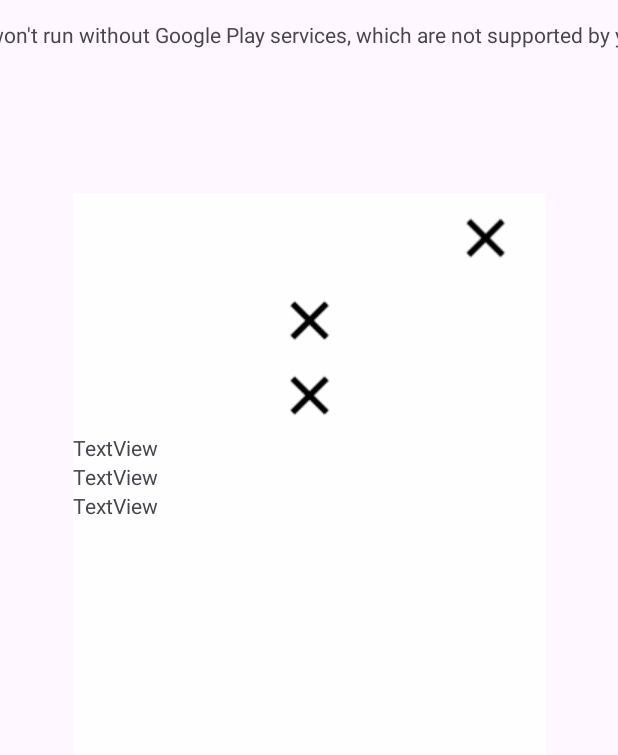
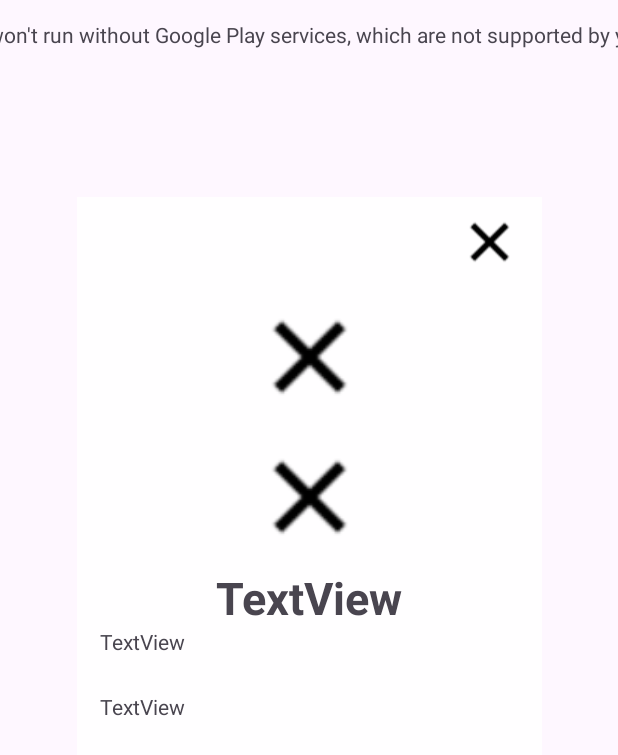
Before and after one commit to zarlorcode/WappNASA, an Android app: the screen it shows after launch (MainActivity), on a phone screen of 412 x 824 dp. Shown: the top 755 px of the screen. Run offline under Robolectric (Android 15) with nearby library versions, the phone set to English and light mode, and no system bars.

Commit message:
popup y zona1

```diff
--- a/app/src/main/res/layout/activity_main.xml
+++ b/app/src/main/res/layout/activity_main.xml
@@ -21,7 +21,8 @@
         app:layout_constraintHorizontal_bias="1.0"
         app:layout_constraintStart_toStartOf="parent"
         app:layout_constraintTop_toTopOf="parent"
-        app:layout_constraintVertical_bias="0.023" />
+        app:layout_constraintVertical_bias="0.023"
+        tools:visibility="invisible" />
 
     <fragment
         android:id="@+id/map"
@@ -42,12 +43,12 @@
 
     <RelativeLayout
         android:id="@+id/popup"
-        android:layout_width="315dp"
-        android:layout_height="567dp"
+        android:layout_width="310dp"
+        android:layout_height="611dp"
         android:layout_marginStart="159dp"
         android:layout_marginTop="250dp"
         android:layout_marginEnd="159dp"
-        android:layout_marginBottom="250dp"
+        android:layout_marginBottom="200dp"
         android:background="#D8FFFFFF"
         map:layout_constraintBottom_toBottomOf="parent"
         map:layout_constraintEnd_toEndOf="parent"
@@ -55,8 +56,8 @@
         map:layout_constraintTop_toTopOf="parent">
 
         <LinearLayout
-            android:layout_width="321dp"
-            android:layout_height="569dp"
+            android:layout_width="match_parent"
+            android:layout_height="match_parent"
             android:orientation="vertical">
 
             <LinearLayout
@@ -80,33 +81,39 @@
             <ImageView
                 android:id="@+id/imagenPrincipal"
                 android:layout_width="match_parent"
-                android:layout_height="wrap_content"
+                android:layout_height="93dp"
                 android:src="@drawable/cross"
                 map:srcCompat="@drawable/cross" />
 
             <ImageView
                 android:id="@+id/imagenMapa"
                 android:layout_width="match_parent"
-                android:layout_height="wrap_content"
+                android:layout_height="93dp"
                 android:src="@drawable/cross"
                 map:srcCompat="@drawable/cross" />
 
             <TextView
-                android:id="@+id/textView"
+                android:id="@+id/nombre"
                 android:layout_width="match_parent"
-                android:layout_height="wrap_content"
+                android:layout_height="40dp"
+                android:gravity="center"
+                android:text="TextView"
+                android:textSize="30sp"
+                android:textStyle="bold" />
+
+            <TextView
+                android:id="@+id/estado"
+                android:layout_width="match_parent"
+                android:layout_height="43dp"
+                android:layout_marginLeft="15dp"
                 android:text="TextView" />
 
             <TextView
-                android:id="@+id/textView2"
-                android:layout_width="match_parent"
-                android:layout_height="wrap_content"
-                android:text="TextView" />
-
-            <TextView
-                android:id="@+id/textView3"
-                android:layout_width="match_parent"
-                android:layout_height="wrap_content"
+                android:id="@+id/descripcion"
+                android:layout_width="284dp"
+                android:layout_height="276dp"
+                android:layout_marginLeft="15dp"
+                android:layout_marginRight="10dp"
                 android:text="TextView" />
 
         </LinearLayout>
```
Also changed, not shown: app/src/main/java/com/example/wappnasa/MainActivity.java (+35 -18 lines), app/src/main/res/drawable/elcabanyal.jpg (added).
